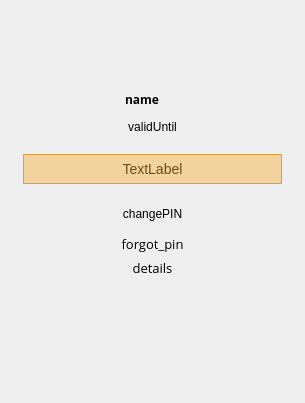
First picture: the form in client/widgets/VerifyCert.ui, repository uudisaru/qdigidoc4, before the edit.
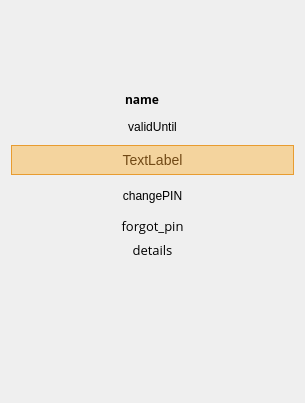
Second picture: the form after the edit.

```diff
--- a/client/widgets/VerifyCert.ui
+++ b/client/widgets/VerifyCert.ui
@@ -159,25 +159,6 @@
        </widget>
       </item>
       <item>
-       <widget class="QWidget" name="errorBox" native="true">
-        <layout class="QHBoxLayout" name="horizontalLayout_3">
-         <item>
-          <spacer name="horizontalSpacer_5">
-           <property name="orientation">
-            <enum>Qt::Horizontal</enum>
-           </property>
-           <property name="sizeType">
-            <enum>QSizePolicy::Fixed</enum>
-           </property>
-           <property name="sizeHint" stdset="0">
-            <size>
-             <width>3</width>
-             <height>20</height>
-            </size>
-           </property>
-          </spacer>
-         </item>
-         <item>
           <widget class="QLabel" name="error">
            <property name="sizePolicy">
             <sizepolicy hsizetype="Preferred" vsizetype="Preferred">
@@ -207,25 +188,6 @@
           </widget>
          </item>
          <item>
-          <spacer name="horizontalSpacer_6">
-           <property name="orientation">
-            <enum>Qt::Horizontal</enum>
-           </property>
-           <property name="sizeType">
-            <enum>QSizePolicy::Fixed</enum>
-           </property>
-           <property name="sizeHint" stdset="0">
-            <size>
-             <width>3</width>
-             <height>20</height>
-            </size>
-           </property>
-          </spacer>
-         </item>
-        </layout>
-       </widget>
-      </item>
-      <item>
        <layout class="QHBoxLayout" name="horizontalLayout">
         <property name="spacing">
          <number>15</number>
```
